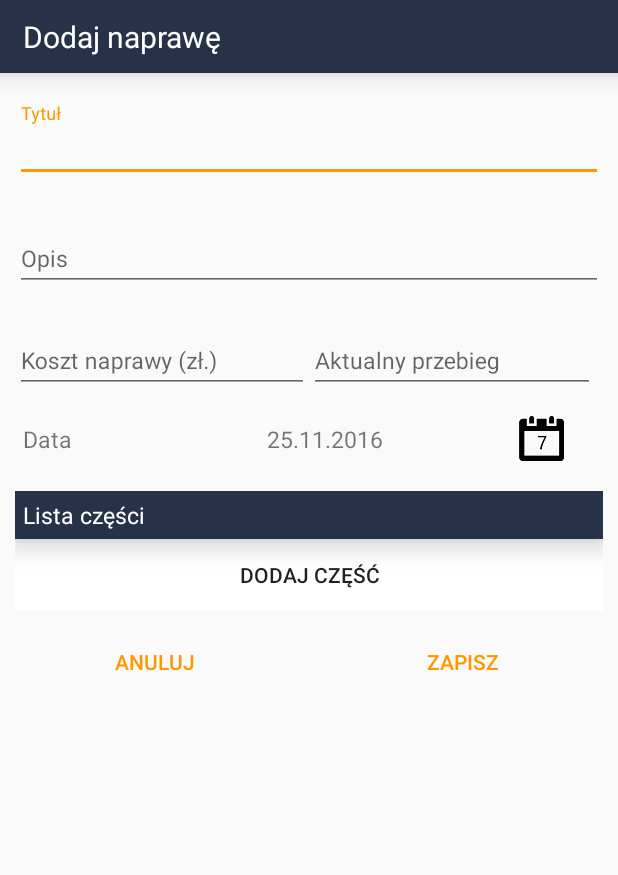
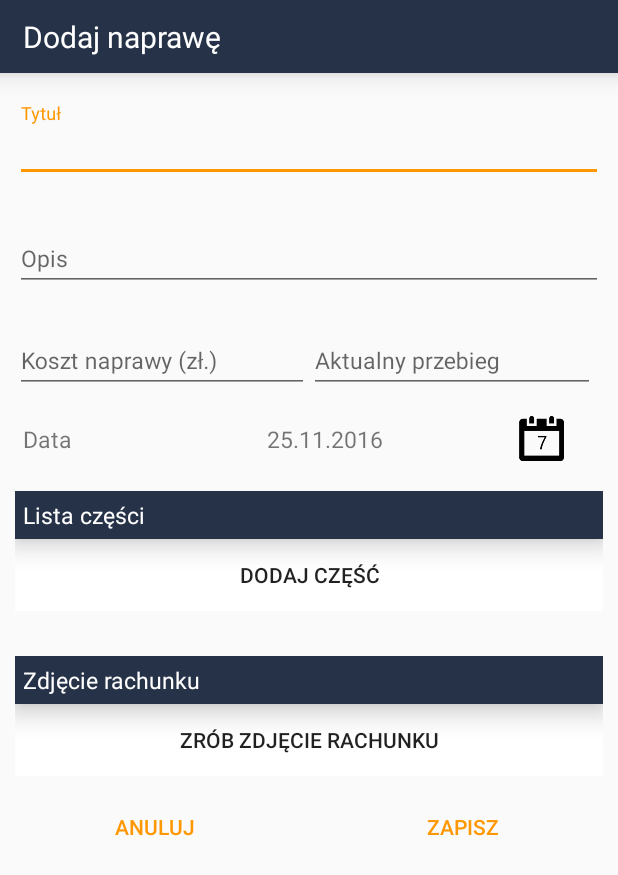
Before and after one commit to Ishimura92/inzynierka, an Android app: the layout dialog_new_repair.xml on its own in the app's theme, with its tools: preview values and no code run, on a phone screen of 412 x 824 dp. Shown: the top 875 px of the screen. Run offline under Robolectric (Android 15) with nearby library versions, the light colour scheme and no system bars.

Commit message:
Working on..

```diff
--- a/app/src/main/java/com/example/luki/inzynierka/MainActivity.java
+++ b/app/src/main/java/com/example/luki/inzynierka/MainActivity.java
@@ -125,7 +125,7 @@ public class MainActivity extends AppCompatActivity implements MainActivityCallb
         mNavItems.add(new NavItem("Serwisy", "Spis dokonanych serwisów", R.drawable.ic_service_black_small));
         mNavItems.add(new NavItem("Warsztaty", "Twoi mechanicy", R.drawable.ic_mechanic_black_small));
 
-        mNavItems.add(new NavItem("Zmień pojazd", "Widok wyboru pojazdów", R.drawable.car_placeholder_small));
+        mNavItems.add(new NavItem("Garaż", "Widok wyboru pojazdów", R.drawable.car_placeholder_small));
 
         imageViewAvatar.setImageResource(currentVehicle.getImage());
         textViewCarModel.setText(currentVehicle.getModel());
@@ -195,8 +195,6 @@ public class MainActivity extends AppCompatActivity implements MainActivityCallb
                 this.startActivity(intent);
                 break;
         }
-        //TODO to nizej dodac przed kazdym breakiem oprocz tego wyjsciowego do wyboru pojazdow
-        //mDrawerLayout.closeDrawer(mDrawerPane);
     }
 
     @Override
--- a/app/src/main/java/com/example/luki/inzynierka/VehicleChooser.java
+++ b/app/src/main/java/com/example/luki/inzynierka/VehicleChooser.java
@@ -115,7 +115,7 @@ public class VehicleChooser extends AppCompatActivity {
     @AfterViews
     void init(){
         setRealm();
-        if(getSupportActionBar() != null) getSupportActionBar().setTitle(R.string.chooseVehicle);
+        if(getSupportActionBar() != null) getSupportActionBar().setTitle(R.string.garage);
         vehicleList = new ArrayList<>();
         //generateVehiclesToTest();
         setSpinners();
--- a/app/src/main/java/com/example/luki/inzynierka/fragments/ContenerFragment.java
+++ b/app/src/main/java/com/example/luki/inzynierka/fragments/ContenerFragment.java
@@ -11,7 +11,6 @@ import com.example.luki.inzynierka.R;
 public class ContenerFragment extends Fragment {
     @Override
     public View onCreateView(LayoutInflater inflater, ViewGroup container, Bundle savedInstanceState) {
-        View view = inflater.inflate(R.layout.fragment_container, container, false);
-        return view;
+        return inflater.inflate(R.layout.fragment_container, container, false);
     }
 }
--- a/app/src/main/res/layout/activity_main.xml
+++ b/app/src/main/res/layout/activity_main.xml
@@ -5,12 +5,11 @@
     android:layout_height="match_parent">
 
     <!-- The main content view -->
-    <fragment
+    <FrameLayout
         android:id="@+id/fragment_content"
         android:layout_width="match_parent"
         android:layout_height="match_parent"
         tools:layout="@layout/fragment_container"
-        class="com.example.luki.inzynierka.fragments.ContenerFragment"
         />
 
     <!-- The navigation drawer -->
--- a/app/src/main/res/layout/dialog_new_repair.xml
+++ b/app/src/main/res/layout/dialog_new_repair.xml
@@ -214,6 +214,48 @@
         </LinearLayout>
 
         <LinearLayout
+            android:orientation="vertical"
+            android:layout_width="match_parent"
+            android:layout_height="wrap_content"
+            android:paddingLeft="10dp"
+            android:layout_marginBottom="10dp"
+            android:paddingRight="10dp"
+            android:paddingTop="20dp" >
+
+            <LinearLayout
+                android:orientation="vertical"
+                android:background="@color/colorPrimaryDark"
+                android:elevation="10dp"
+                android:paddingBottom="5dp"
+                android:paddingTop="5dp"
+                android:layout_width="match_parent"
+                android:layout_height="wrap_content"
+                android:paddingLeft="5dp" >
+
+                <TextView
+                    android:layout_width="match_parent"
+                    android:layout_height="wrap_content"
+                    android:textColor="@android:color/white"
+                    android:text="Zdjęcie rachunku"
+                    android:textSize="15sp"
+                    android:id="@+id/textView14" />
+            </LinearLayout>
+
+            <LinearLayout
+                android:orientation="vertical"
+                android:layout_width="match_parent"
+                android:layout_height="wrap_content" >
+
+                <Button
+                    android:layout_width="match_parent"
+                    android:id="@+id/buttonTakePhoto"
+                    android:layout_height="wrap_content"
+                    android:background="@android:color/white"
+                    android:text="Zrób zdjęcie rachunku" />
+            </LinearLayout>
+        </LinearLayout>
+
+        <LinearLayout
             android:orientation="horizontal"
             android:layout_width="match_parent"
             android:layout_height="wrap_content"
--- a/app/src/main/res/values/strings.xml
+++ b/app/src/main/res/values/strings.xml
@@ -25,6 +25,7 @@
     <string name="summary">Podsumowanie</string>
     <string name="graphs">Wykresy</string>
     <string name="chooseVehicle">Wybierz pojazd</string>
+    <string name="garage">Garaż</string>
     <string name="add">Dodaj</string>
     <string name="changesSaved">Zapisano zmiany</string>
     <string name="vehicleAdded">Dodano pojazd</string>
```
Also changed, not shown: app/src/main/java/com/example/luki/inzynierka/databaseUtils/Variables.java (added, +28 -0 lines), app/src/main/java/com/example/luki/inzynierka/dialogs/NewRepairDialog.java (+58 -8 lines), app/src/main/java/com/example/luki/inzynierka/fragments/RepairFragment.java (+33 -0 lines), app/src/main/java/com/example/luki/inzynierka/models/Repair.java (+11 -1 lines), app/src/main/res/layout/repair_list_row.xml (+8 -5 lines).
